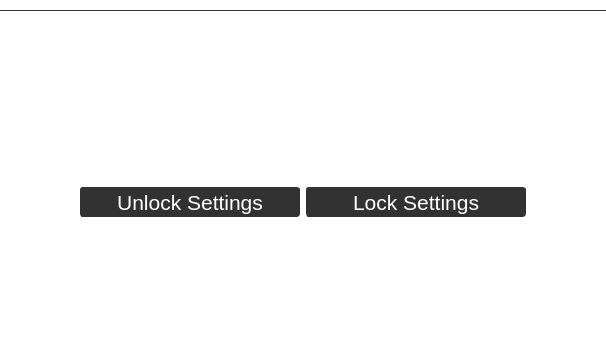
Old version of the form oobe_qt/door_close_window.ui in the repository zyl120/Naloxone_Safety_Kit; both pictures show x 99 to 705 and y 0 to 362 of the 800 by 480 pixel window.
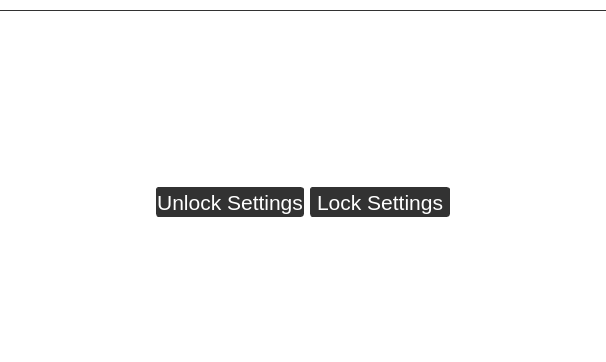
New version of the form.

Diff of the .ui file:
```diff
--- a/oobe_qt/door_close_window.ui
+++ b/oobe_qt/door_close_window.ui
@@ -1945,7 +1945,7 @@
                <widget class="QPushButton" name="unlockSettingsPushButton">
                 <property name="minimumSize">
                  <size>
-                  <width>220</width>
+                  <width>140</width>
                   <height>30</height>
                  </size>
                 </property>
@@ -1974,7 +1974,7 @@
                <widget class="QPushButton" name="lockSettingsPushButton">
                 <property name="minimumSize">
                  <size>
-                  <width>220</width>
+                  <width>140</width>
                   <height>30</height>
                  </size>
                 </property>
```
